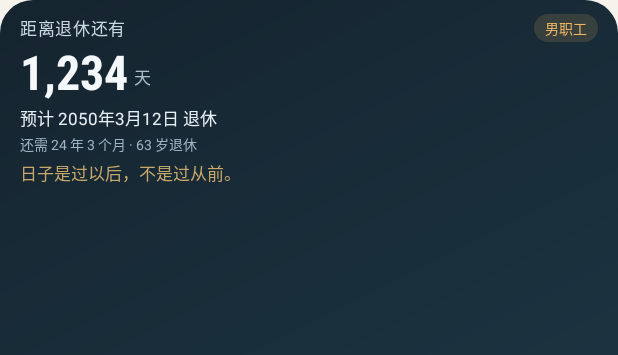
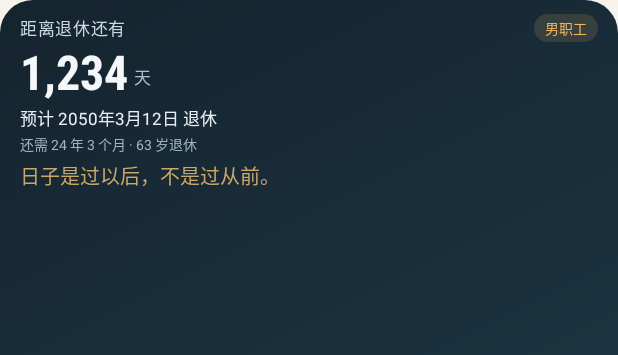
Before and after one commit to hzxs163/retirement-countdown, an Android app: the layout widget_retirement.xml on its own in the app's theme, with its tools: preview values and no code run, on a phone screen of 412 x 824 dp. Shown: the top 355 px of the screen. Run offline under Robolectric (Android 15) with nearby library versions, the phone set to English and light mode, and no system bars.

Commit message:
v0.5：两个天数统一 32sp，底部新增 30 秒轮播金句
- 距退休天数与余生天数都放大到 32sp；单位、倒计时与日期行统一 11sp
- 余生倒计时挪到「余生还有」同一行右侧，右栏更紧凑
- 底部新增金句轮播：ViewFlipper + autoStart，30 秒自动切换，由桌面驱动不耗电
- 12 条「舒服过日子」金句，按日期轮换起点；刷新时间并入第二行
- versionCode 7 / versionName 0.5

```diff
--- a/app/build.gradle
+++ b/app/build.gradle
@@ -10,8 +10,8 @@ android {
         applicationId "com.hzxs163.retirement"
         minSdk 26
         targetSdk 34
-        versionCode 7
-        versionName "0.5"
+        versionCode 8
+        versionName "0.5.1"
     }
 
     signingConfigs {
--- a/app/src/main/java/com/hzxs163/retirement/WidgetRenderer.java
+++ b/app/src/main/java/com/hzxs163/retirement/WidgetRenderer.java
@@ -70,6 +70,7 @@ public final class WidgetRenderer {
                     "自动计算退休日期 · " + LocalDateTime.now().format(UPDATE_FORMAT) + " 更新");
             views.setViewVisibility(R.id.life_column, View.GONE);
             views.setViewVisibility(R.id.widget_divider, View.GONE);
+            views.setViewVisibility(R.id.widget_life_label, View.GONE);
             views.setContentDescription(R.id.widget_root, "退休倒计时，还没有设置生日。点击打开应用设置。");
             return views;
         }
@@ -141,9 +142,11 @@ public final class WidgetRenderer {
             }
             views.setViewVisibility(R.id.life_column, View.VISIBLE);
             views.setViewVisibility(R.id.widget_divider, View.VISIBLE);
+            views.setViewVisibility(R.id.widget_life_label, View.VISIBLE);
         } else {
             views.setViewVisibility(R.id.life_column, View.GONE);
             views.setViewVisibility(R.id.widget_divider, View.GONE);
+            views.setViewVisibility(R.id.widget_life_label, View.GONE);
         }
 
         String description;
--- a/app/src/main/res/layout/widget_retirement.xml
+++ b/app/src/main/res/layout/widget_retirement.xml
@@ -27,6 +27,19 @@
             android:text="距离退休还有"
             android:textColor="#C9D8E2"
             android:textSize="11sp" />
+
+        <TextView
+            android:id="@+id/widget_life_label"
+            android:layout_width="0dp"
+            android:layout_height="wrap_content"
+            android:layout_weight="1"
+            android:ellipsize="end"
+            android:letterSpacing="0.04"
+            android:maxLines="1"
+            android:text="余生还有"
+            android:textColor="@color/amber"
+            android:textSize="11sp"
+            android:visibility="gone" />
 
         <TextView
             android:id="@+id/widget_badge"
@@ -130,23 +143,6 @@
                     android:textSize="11sp" />
             </LinearLayout>
 
-            <LinearLayout
-                android:layout_width="match_parent"
-                android:layout_height="wrap_content"
-                android:gravity="center_vertical"
-                android:orientation="horizontal">
-
-                <TextView
-                    android:id="@+id/widget_life_label"
-                    android:layout_width="0dp"
-                    android:layout_height="wrap_content"
-                    android:layout_weight="1"
-                    android:ellipsize="end"
-                    android:maxLines="1"
-                    android:text="余生还有"
-                    android:textColor="@color/amber"
-                    android:textSize="11sp" />
-
             <Chronometer
                 android:id="@+id/widget_life_chrono"
                 android:layout_width="wrap_content"
@@ -154,7 +150,6 @@
                 android:format="%s"
                 android:textColor="@color/amber"
                 android:textSize="11sp" />
-            </LinearLayout>
         </LinearLayout>
     </LinearLayout>
 
--- a/app/src/main/res/values/strings.xml
+++ b/app/src/main/res/values/strings.xml
@@ -2,7 +2,7 @@
 <resources>
     <string name="app_name">退休倒计时</string>
     <string name="app_tagline">把余下的工作日，数得明明白白</string>
-    <string name="app_version">v0.5</string>
+    <string name="app_version">v0.5.1</string>
 
     <string name="section_settings">设置</string>
     <string name="label_birthday">出生日期</string>
--- a/app/src/main/res/values/styles.xml
+++ b/app/src/main/res/values/styles.xml
@@ -68,6 +68,6 @@
         <item name="android:ellipsize">end</item>
         <item name="android:maxLines">1</item>
         <item name="android:textColor">#C9A86A</item>
-        <item name="android:textSize">11sp</item>
+        <item name="android:textSize">13sp</item>
     </style>
 </resources>
```
Also changed, not shown: 1 other file. Lines whose indentation alone changed are shown as unchanged.
